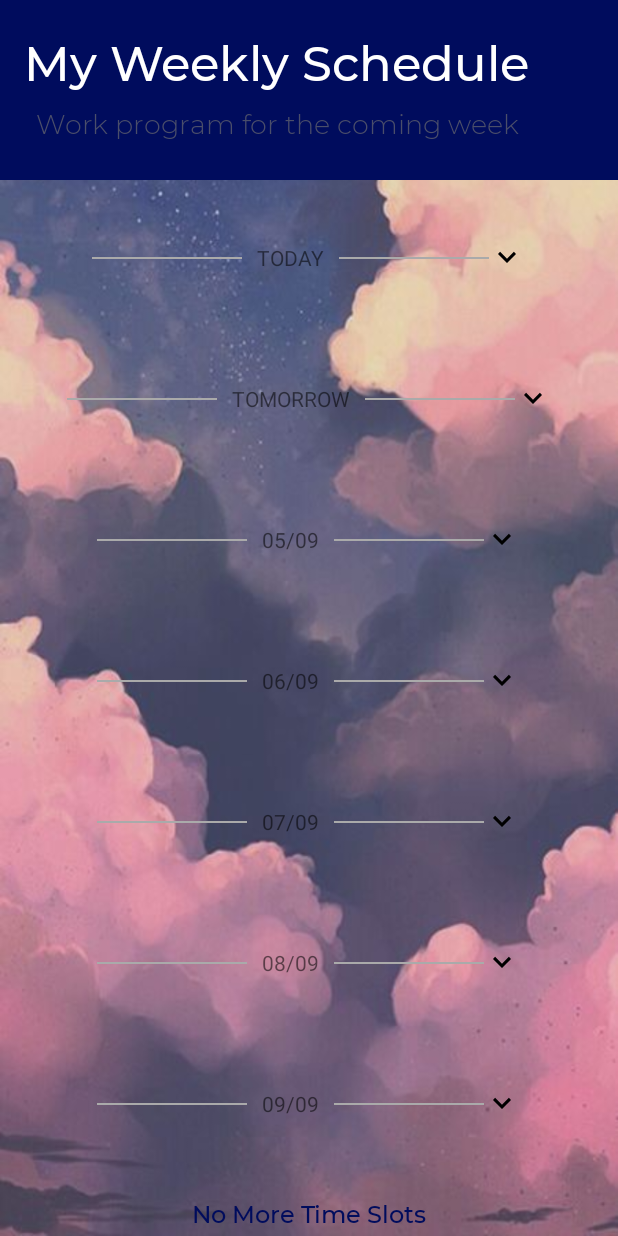
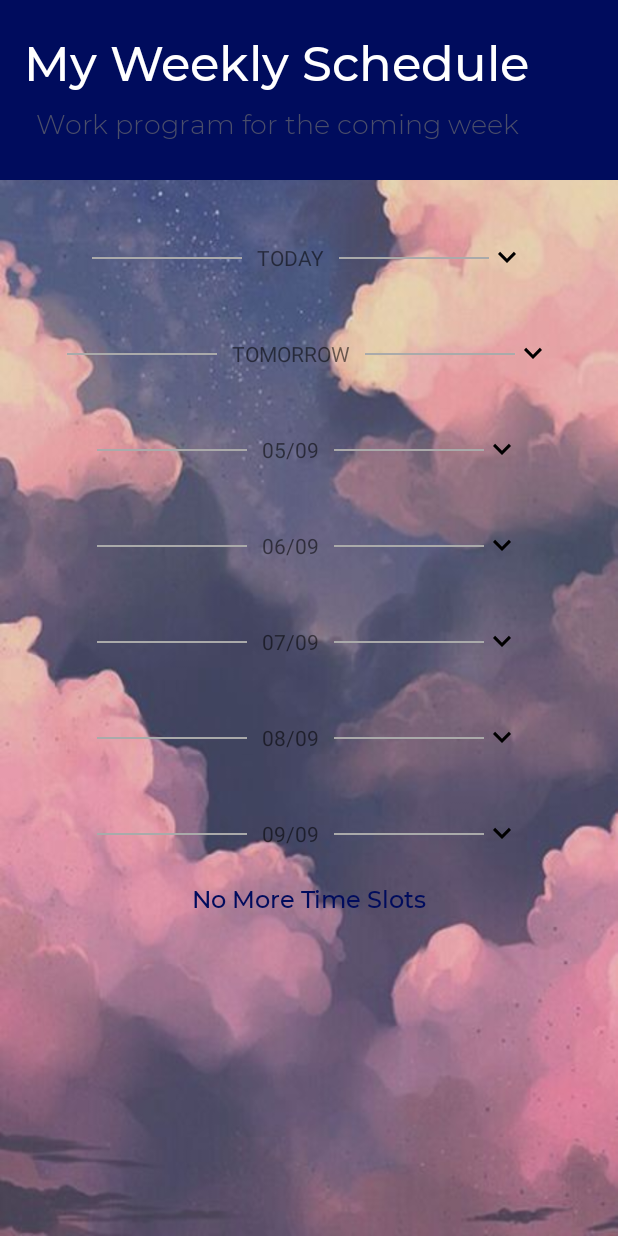
Before and after one commit to gil-ronen/KeepOn, an Android app: the screen it shows after launch (MainWeeklyScheduleActivity), on a phone screen of 412 x 824 dp. Run offline under Robolectric (Android 15) with nearby library versions, the phone set to English and light mode, and no system bars; our stand-ins replace Firebase (no records; nobody signed in at launch, a user with empty details on screens opened directly).

Commit message:
visiblity of recycler

```diff
--- a/app/src/main/res/layout/activity_main_weekly_schedule.xml
+++ b/app/src/main/res/layout/activity_main_weekly_schedule.xml
@@ -93,7 +93,7 @@
                 android:divider="@null"
                 android:dividerHeight="10.0sp"
                 android:transcriptMode="alwaysScroll"
-                android:visibility="visible" />
+                android:visibility="gone" />
 
             <LinearLayout
                 android:layout_width="match_parent"
@@ -115,7 +115,7 @@
                 android:divider="@null"
                 android:dividerHeight="10.0sp"
                 android:transcriptMode="alwaysScroll"
-                android:visibility="visible" />
+                android:visibility="gone" />
 
             <LinearLayout
                 android:layout_width="match_parent"
@@ -137,7 +137,7 @@
                 android:divider="@null"
                 android:dividerHeight="10.0sp"
                 android:transcriptMode="alwaysScroll"
-                android:visibility="visible" />
+                android:visibility="gone" />
 
             <LinearLayout
                 android:layout_width="match_parent"
@@ -159,7 +159,7 @@
                 android:divider="@null"
                 android:dividerHeight="10.0sp"
                 android:transcriptMode="alwaysScroll"
-                android:visibility="visible" />
+                android:visibility="gone" />
 
             <LinearLayout
                 android:layout_width="match_parent"
@@ -181,7 +181,7 @@
                 android:divider="@null"
                 android:dividerHeight="10.0sp"
                 android:transcriptMode="alwaysScroll"
-                android:visibility="visible" />
+                android:visibility="gone" />
 
             <LinearLayout
                 android:layout_width="match_parent"
@@ -203,7 +203,7 @@
                 android:divider="@null"
                 android:dividerHeight="10.0sp"
                 android:transcriptMode="alwaysScroll"
-                android:visibility="visible" />
+                android:visibility="gone" />
 
             <LinearLayout
                 android:layout_width="match_parent"
@@ -225,7 +225,7 @@
                 android:divider="@null"
                 android:dividerHeight="10.0sp"
                 android:transcriptMode="alwaysScroll"
-                android:visibility="visible" />
+                android:visibility="gone" />
 
             <TextView
                 android:id="@+id/main_endPage"
```
